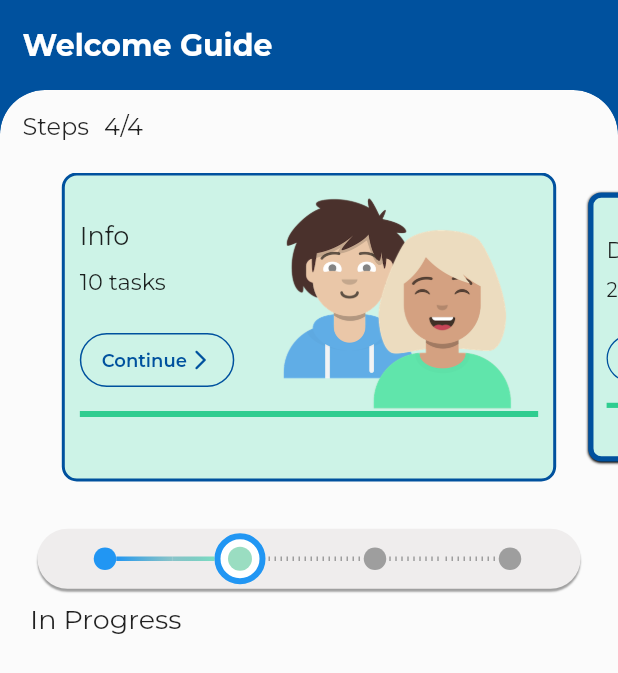
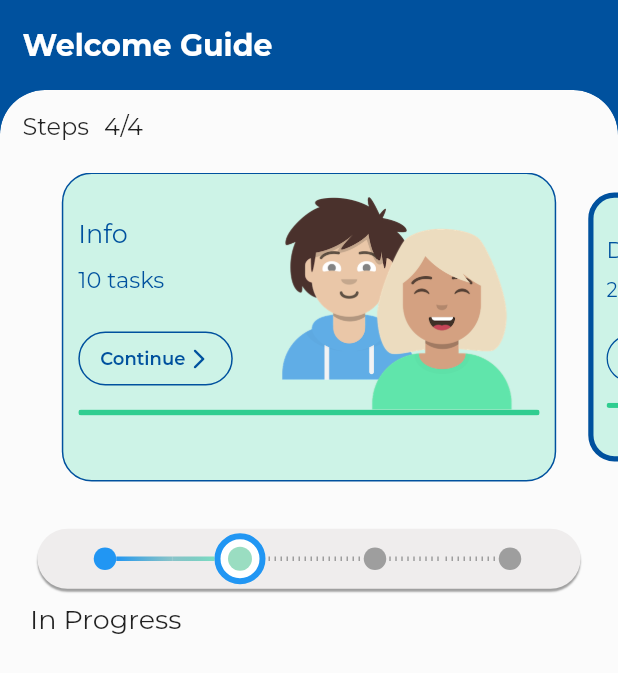
Before and after one commit to aazirani/guide_wizard, a Flutter app: the screen it shows after launch, on a phone screen of 412 x 824 dp. Shown: the top 673 px of the screen. Run offline on Flutter 3.47's test engine with Material 2 defaults, Android fonts, the phone set to English and light mode, and no system bars; drawn by our look-alikes of carousel_slider, timelines; our stand-ins replace another_flushbar, dio, dotted_line, flutter_markdown, flutter_mobx, get_it and 7 more; missing offline and left inert: render_metrics, xxtea; generated files the repository leaves out were written again.

Commit message:
Update step slider

```diff
--- a/lib/ui/home/home.dart
+++ b/lib/ui/home/home.dart
@@ -19,11 +19,12 @@ class _HomeScreenState extends State<HomeScreen> {
   double _getScreenWidth() => MediaQuery.of(context).size.width;
 
   List<s.Step> steps = [
-    s.Step(title: "Info", numTasks: 10, percentage: 100),
-    s.Step(title: "Documents", numTasks: 20, percentage: 20),
+    s.Step(title: "Info", numTasks: 10, percentage: 1, status: StepStatus.isDone),
+    s.Step(title: "Documents", numTasks: 20, percentage: 0.2, status: StepStatus.isPending),
     s.Step(title: "Housing", numTasks: 4, percentage: 0),
     s.Step(title: "University", numTasks: 12, percentage: 0)
   ];
+
   @override
   Widget build(BuildContext context) {
     print(_getScreenHeight());
--- a/lib/ui/step slider/step_slider_widget.dart
+++ b/lib/ui/step slider/step_slider_widget.dart
@@ -1,7 +1,4 @@
 import 'package:flutter/material.dart';
-import 'package:flutter/src/foundation/key.dart';
-import 'package:flutter/src/widgets/container.dart';
-import 'package:flutter/src/widgets/framework.dart';
 import 'package:carousel_slider/carousel_slider.dart';
 import '../../models/step/step.dart' as s;
 import '../../utils/enums/enum.dart';
@@ -17,7 +14,6 @@ class StepSliderWidget extends StatefulWidget {
 }
 
 class _StepSliderWidgetState extends State<StepSliderWidget> {
-
   double _getScreenHeight() => MediaQuery.of(context).size.height;
   double _getScreenWidth() => MediaQuery.of(context).size.width;
   int number = 10;
@@ -25,6 +21,18 @@ class _StepSliderWidgetState extends State<StepSliderWidget> {
   @override
   Widget build(BuildContext context) {
     return _buildCarouselSlider();
+  }
+
+  Border _buildPendingBorder() {
+    return Border.all(width: 4, color: AppColors.main_color);
+  }
+
+  Border _buildDoneBorder() {
+    return Border.all(width: 1, color: AppColors.main_color);
+  }
+
+  Border _buildNotStartedBorder() {
+    return Border.all(width: 2, color: Color.fromARGB(255, 177, 182, 186));
   }
 
   Widget _buildSliderContainer(int i) {
@@ -35,38 +43,20 @@ class _StepSliderWidgetState extends State<StepSliderWidget> {
         padding: EdgeInsets.only(top: 10),
         decoration: BoxDecoration(
           color: Color.fromARGB(255, 205, 243, 231),
-          border: (i == 1)
-              ? Border.all(width: 4, color: AppColors.main_color)
-              : Border.all(width: 2, color: AppColors.main_color),
-          boxShadow: (i == 1)
-              ? [BoxShadow(blurRadius: 1, offset: Offset(0, 1))]
-              : null,
-          borderRadius: BorderRadius.all(Radius.circular(10)),
+          border: (widget.steps[i].status == StepStatus.isDone)
+              ? _buildDoneBorder()
+              : (widget.steps[i].status == StepStatus.isPending)
+                  ? _buildPendingBorder()
+                  : _buildNotStartedBorder(),
+          // boxShadow: (widget.steps[i].status == StepStatus.isPending)
+          //     ? [BoxShadow(blurRadius: 1, offset: Offset(0, 1))]
+          //     : null,
+          borderRadius: BorderRadius.all(Radius.circular(20)),
         ),
         child: Stack(
           children: [
             _buildAvatar(),
-            Padding(
-              padding: EdgeInsets.only(top: 20, left: 10),
-              child: Column(
-                  mainAxisAlignment: MainAxisAlignment.start,
-                  crossAxisAlignment: CrossAxisAlignment.start,
-                  children: [
-                    Text(
-                      "${widget.steps[i].title}",
-                      style: TextStyle(fontSize: 17),
-                    ),
-                    SizedBox(height: 10),
-                    Text("${widget.steps[i].numTasks} tasks",
-                        style: TextStyle(fontSize: 15)),
-                    // SizedBox(height: 5),
-
-                    SizedBox(height: 20),
-                    _buildContinueButton(),
-                    SizedBox(height: 10),
-                    _buildProgressBar(widget.steps[i].percentage),
-                  ]),
-            )
+            _buildContent(i),
           ],
         ));
   }
@@ -82,6 +72,32 @@ class _StepSliderWidgetState extends State<StepSliderWidget> {
           child:
               Image.asset("assets/images/avatar_girl.png", fit: BoxFit.cover))
     ]);
+  }
+
+  Widget _buildContent(i) {
+    return Padding(
+              padding: EdgeInsets.only(top: 20, left: 10),
+              child: Column(
+                  mainAxisAlignment: MainAxisAlignment.start,
+                  crossAxisAlignment: CrossAxisAlignment.start,
+                  children: [
+                    Text(
+                      "${widget.steps[i].title}",
+                      style:
+                          TextStyle(fontSize: 17, color: AppColors.main_color),
+                    ),
+                    SizedBox(height: 10),
+                    Text("${widget.steps[i].numTasks} tasks",
+                        style: TextStyle(
+                            fontSize: 15, color: AppColors.main_color)),
+                    // SizedBox(height: 5),
+
+                    SizedBox(height: 20),
+                    _buildContinueButton(),
+                    SizedBox(height: 10),
+                    _buildProgressBar(widget.steps[i].percentage),
+                  ]),
+            );
   }
 
   Widget _buildContinueButton() {
@@ -116,11 +132,15 @@ class _StepSliderWidgetState extends State<StepSliderWidget> {
     print(percentage);
     return Padding(
         padding: EdgeInsets.only(right: 10),
-        child: LinearProgressIndicator(
-            value: percentage,
-            backgroundColor: Colors.white,
-            valueColor:
-                AlwaysStoppedAnimation(Color.fromARGB(255, 47, 205, 144))));
+        child: ClipRRect(
+          borderRadius: BorderRadius.all(Radius.circular(10)),
+          child: LinearProgressIndicator(
+            // minHeight: 4,
+              value: percentage,
+              backgroundColor: Colors.white,
+              valueColor:
+                  AlwaysStoppedAnimation(Color.fromARGB(255, 47, 205, 144))),
+        ));
   }
 
   Widget _buildCarouselSlider() {
```
